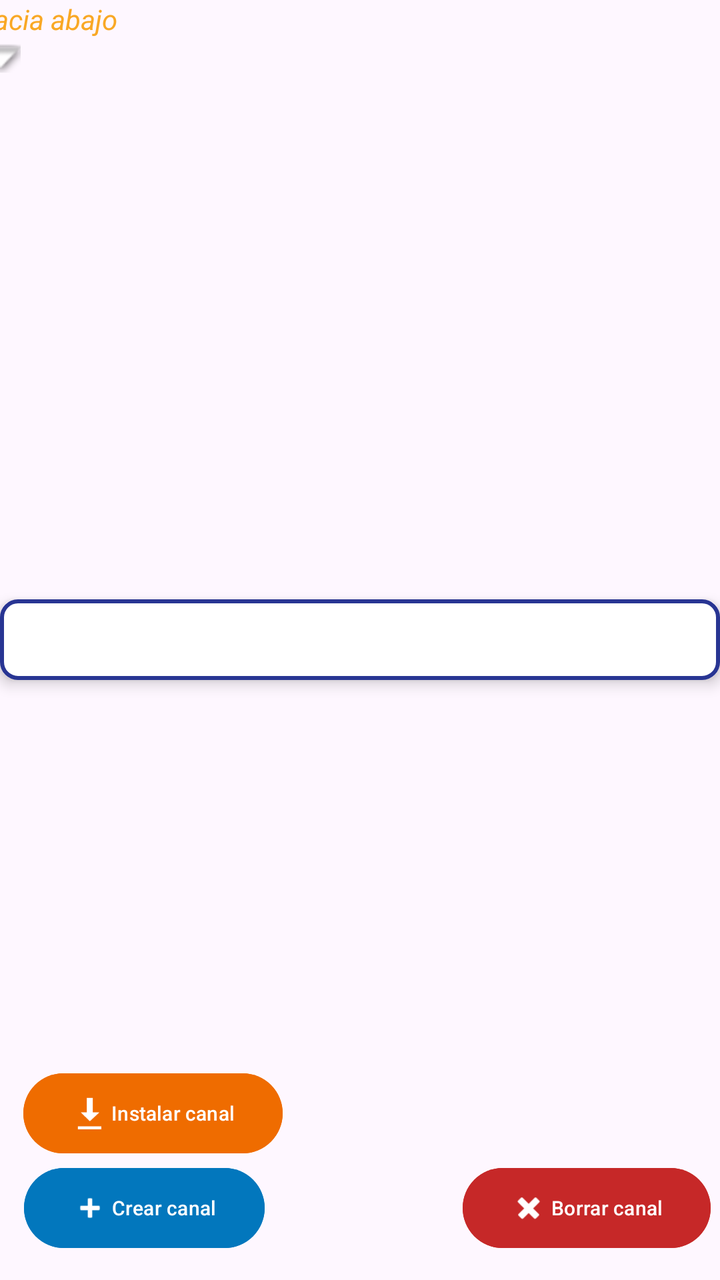
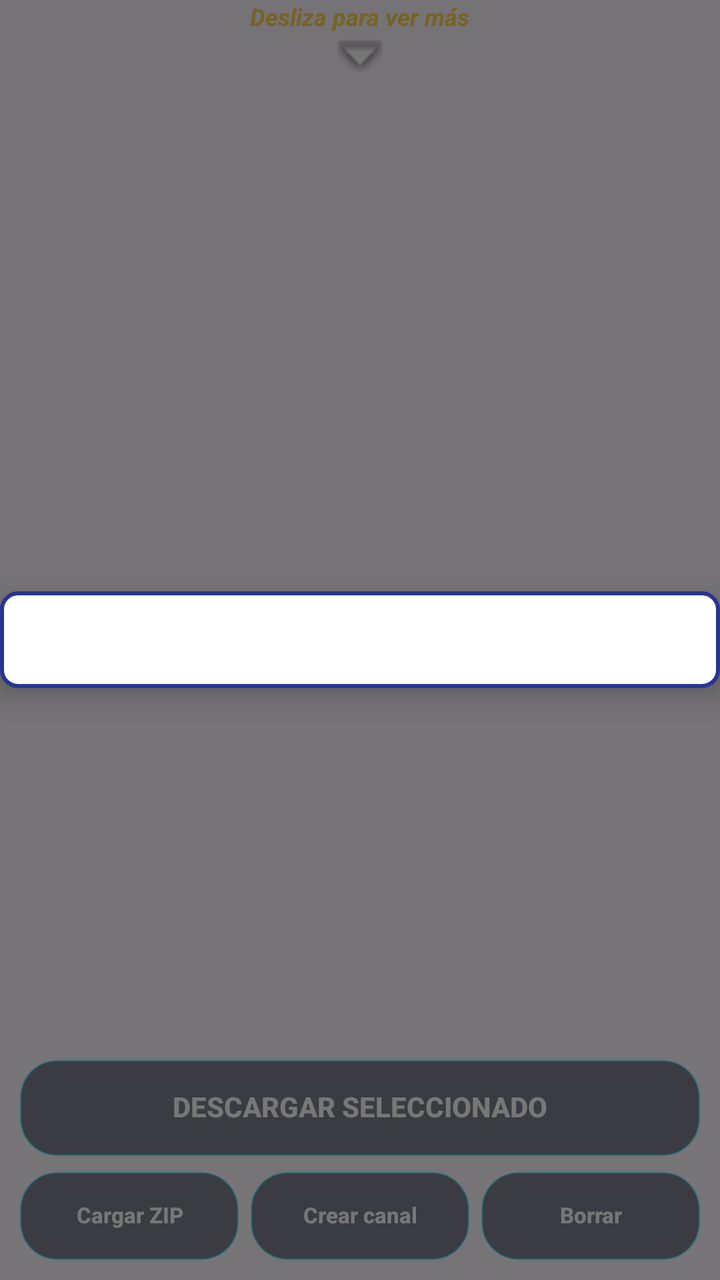

Before-and-after screenshots of an Android layout around one commit, followed by the original layout XML and the change that was made.
<!-- AndroidManifest.xml: application theme Theme.FingerDance -->
<!-- res/layout/options_canciones.xml -->
<?xml version="1.0" encoding="utf-8"?>
<androidx.constraintlayout.widget.ConstraintLayout xmlns:android="http://schemas.android.com/apk/res/android"
    xmlns:app="http://schemas.android.com/apk/res-auto"
    xmlns:tools="http://schemas.android.com/tools"
    android:id="@+id/layoutCanciones"
    android:layout_width="match_parent"
    android:layout_height="match_parent"
    app:layout_constraintEnd_toEndOf="parent"
    app:layout_constraintStart_toStartOf="parent"
    app:layout_constraintTop_toBottomOf="@+id/btnCanciones">

    <Button
        android:id="@+id/installChannel"
        android:layout_width="wrap_content"
        android:layout_height="wrap_content"
        android:backgroundTint="#EF6C00"
        android:text="Instalar canal"
        android:textSize="10dp"
        app:icon="@android:drawable/stat_sys_download"
        app:iconPadding="2dp"
        app:layout_constraintBottom_toBottomOf="parent"
        app:layout_constraintEnd_toEndOf="parent"
        app:layout_constraintHorizontal_bias="0.05"
        app:layout_constraintStart_toStartOf="parent"
        app:layout_constraintTop_toTopOf="parent"
        app:layout_constraintVertical_bias="0.90" />

    <Button
        android:id="@+id/createChannel"
        android:layout_width="wrap_content"
        android:layout_height="wrap_content"
        android:backgroundTint="#0277BD"
        android:text="Crear canal"
        android:textSize="10dp"
        app:icon="@android:drawable/ic_input_add"
        app:iconPadding="2dp"
        app:layout_constraintBottom_toBottomOf="parent"
        app:layout_constraintEnd_toEndOf="parent"
        app:layout_constraintHorizontal_bias="0.05"
        app:layout_constraintStart_toStartOf="parent"
        app:layout_constraintTop_toTopOf="parent"
        app:layout_constraintVertical_bias="0.98" />

    <Button
        android:id="@+id/deleteChannel"
        android:layout_width="wrap_content"
        android:layout_height="wrap_content"
        android:backgroundTint="#C62828"
        android:text="Borrar canal"
        android:textSize="10dp"
        app:icon="@android:drawable/ic_delete"
        app:iconPadding="2dp"
        app:layout_constraintBottom_toBottomOf="parent"
        app:layout_constraintEnd_toEndOf="parent"
        app:layout_constraintHorizontal_bias="0.98"
        app:layout_constraintStart_toStartOf="parent"
        app:layout_constraintTop_toTopOf="parent"
        app:layout_constraintVertical_bias="0.98" />

    <androidx.core.widget.NestedScrollView
        android:id="@+id/scrollChannels"
        android:layout_width="wrap_content"
        android:layout_height="wrap_content"
        android:fillViewport="true"
        android:scrollbars="vertical"
        app:layout_constraintStart_toStartOf="parent"
        app:layout_constraintTop_toTopOf="parent" />

    <TextView
        android:id="@+id/txSlide"
        android:layout_width="wrap_content"
        android:layout_height="wrap_content"
        android:layout_marginBottom="12dp"
        android:text="Desliza hacia abajo"
        android:textColor="#F9A825"
        android:textStyle="italic"
        app:layout_constraintEnd_toEndOf="@+id/scrollChannels"
        app:layout_constraintStart_toStartOf="@+id/scrollChannels"
        app:layout_constraintTop_toBottomOf="@+id/scrollChannels" />

    <ImageView
        android:id="@+id/arrowIndicator"
        android:layout_width="20dp"
        android:layout_height="20dp"
        android:layout_gravity="center_horizontal"
        android:alpha="0.9"
        android:visibility="visible"
        app:layout_constraintEnd_toEndOf="@+id/scrollChannels"
        app:layout_constraintStart_toStartOf="@+id/scrollChannels"
        app:layout_constraintTop_toBottomOf="@+id/txSlide"
        app:srcCompat="@android:drawable/arrow_down_float" />

    <Button
        android:id="@+id/download_button_channel"
        android:layout_width="wrap_content"
        android:layout_height="wrap_content"
        android:text="Descargar"
        app:layout_constraintBottom_toBottomOf="parent"
        app:layout_constraintEnd_toEndOf="parent"
        app:layout_constraintStart_toStartOf="parent"
        app:layout_constraintTop_toBottomOf="@+id/scrollChannels" />

    <LinearLayout
        android:id="@+id/linearTextProgressChannel"
        android:layout_width="match_parent"
        android:layout_height="match_parent"
        android:gravity="center"
        android:orientation="vertical"
        app:layout_constraintBottom_toBottomOf="parent"
        app:layout_constraintEnd_toEndOf="parent"
        app:layout_constraintStart_toStartOf="parent"
        app:layout_constraintTop_toTopOf="parent">

        <TextView
            android:id="@+id/textViewDownloadChannel"
            android:layout_width="match_parent"
            android:layout_height="wrap_content"
            android:background="@drawable/progress_background"
            android:elevation="4dp"
            android:fontFamily="sans-serif-medium"
            android:gravity="center"
            android:padding="8dp"
            android:textColor="@color/texto_textview_vibrante"
            android:textSize="18sp"
            android:textStyle="bold"
            app:layout_constraintBottom_toBottomOf="parent"
            app:layout_constraintEnd_toEndOf="parent"
            app:layout_constraintStart_toStartOf="parent"
            app:layout_constraintTop_toTopOf="parent" />

    </LinearLayout>

</androidx.constraintlayout.widget.ConstraintLayout>
<!-- resources referenced by this layout -->
<resources>
  <color name="texto_textview_vibrante">#000000</color>
  <!-- drawable progress_background (drawable) -->
  <layer-list xmlns:android="http://schemas.android.com/apk/res/android">
      <item>
          <shape android:shape="rectangle">
              <solid android:color="@color/fondo_textview_vibrante" />
              <stroke
                  android:width="2dp"
                  android:color="@color/fondo_textview_elegante" />
              <corners android:radius="8dp" />
          </shape>
      </item>
  
      <item android:id="@+id/progress">
          <clip>
              <shape android:shape="rectangle">
                  <solid android:color="@color/progreso_textview_vibrante" />
                  <corners android:radius="8dp" />
              </shape>
          </clip>
      </item>
  </layer-list>
  <style name="Theme.FingerDance" parent="Theme.Material3.DayNight.NoActionBar">
          
          <item name="colorPrimary">@color/purple_500</item>
          <item name="colorPrimaryVariant">@color/purple_700</item>
          <item name="colorOnPrimary">@color/white</item>
          
          <item name="colorSecondary">@color/teal_200</item>
          <item name="colorSecondaryVariant">@color/teal_700</item>
          <item name="colorOnSecondary">@color/black</item>
          
          <item name="android:statusBarColor">?attr/colorPrimaryVariant</item>
          
      </style>
  <color name="fondo_textview_vibrante">#FFFFFF</color>
  <color name="fondo_textview_elegante">#283593</color>
  <color name="progreso_textview_vibrante">#2196F3</color>
  <color name="purple_500">#FF6200EE</color>
  <color name="purple_700">#FF3700B3</color>
  <color name="white">#FFFFFFFF</color>
  <color name="teal_200">#FF03DAC5</color>
  <color name="teal_700">#FF018786</color>
  <color name="black">#FF000000</color>
</resources>

<!-- the commit's change to res/layout/options_canciones.xml (unified diff, before → after) -->
@@ -1,88 +1,38 @@
 <?xml version="1.0" encoding="utf-8"?>
 <androidx.constraintlayout.widget.ConstraintLayout xmlns:android="http://schemas.android.com/apk/res/android"
     xmlns:app="http://schemas.android.com/apk/res-auto"
-    xmlns:tools="http://schemas.android.com/tools"
     android:id="@+id/layoutCanciones"
     android:layout_width="match_parent"
-    android:layout_height="match_parent"
-    app:layout_constraintEnd_toEndOf="parent"
-    app:layout_constraintStart_toStartOf="parent"
-    app:layout_constraintTop_toBottomOf="@+id/btnCanciones">
-
-    <Button
-        android:id="@+id/installChannel"
-        android:layout_width="wrap_content"
-        android:layout_height="wrap_content"
-        android:backgroundTint="#EF6C00"
-        android:text="Instalar canal"
-        android:textSize="10dp"
-        app:icon="@android:drawable/stat_sys_download"
-        app:iconPadding="2dp"
-        app:layout_constraintBottom_toBottomOf="parent"
-        app:layout_constraintEnd_toEndOf="parent"
-        app:layout_constraintHorizontal_bias="0.05"
-        app:layout_constraintStart_toStartOf="parent"
-        app:layout_constraintTop_toTopOf="parent"
-        app:layout_constraintVertical_bias="0.90" />
-
-    <Button
-        android:id="@+id/createChannel"
-        android:layout_width="wrap_content"
-        android:layout_height="wrap_content"
-        android:backgroundTint="#0277BD"
-        android:text="Crear canal"
-        android:textSize="10dp"
-        app:icon="@android:drawable/ic_input_add"
-        app:iconPadding="2dp"
-        app:layout_constraintBottom_toBottomOf="parent"
-        app:layout_constraintEnd_toEndOf="parent"
-        app:layout_constraintHorizontal_bias="0.05"
-        app:layout_constraintStart_toStartOf="parent"
-        app:layout_constraintTop_toTopOf="parent"
-        app:layout_constraintVertical_bias="0.98" />
-
-    <Button
-        android:id="@+id/deleteChannel"
-        android:layout_width="wrap_content"
-        android:layout_height="wrap_content"
-        android:backgroundTint="#C62828"
-        android:text="Borrar canal"
-        android:textSize="10dp"
-        app:icon="@android:drawable/ic_delete"
-        app:iconPadding="2dp"
-        app:layout_constraintBottom_toBottomOf="parent"
-        app:layout_constraintEnd_toEndOf="parent"
-        app:layout_constraintHorizontal_bias="0.98"
-        app:layout_constraintStart_toStartOf="parent"
-        app:layout_constraintTop_toTopOf="parent"
-        app:layout_constraintVertical_bias="0.98" />
+    android:layout_height="match_parent">
 
     <androidx.core.widget.NestedScrollView
         android:id="@+id/scrollChannels"
-        android:layout_width="wrap_content"
-        android:layout_height="wrap_content"
+        android:layout_width="0dp"
+        android:layout_height="0dp"
+        android:clipToPadding="false"
         android:fillViewport="true"
+        android:padding="10dp"
         android:scrollbars="vertical"
+        app:layout_constraintEnd_toEndOf="parent"
         app:layout_constraintStart_toStartOf="parent"
-        app:layout_constraintTop_toTopOf="parent" />
+        app:layout_constraintTop_toTopOf="@+id/linearTextProgressChannel" />
 
     <TextView
         android:id="@+id/txSlide"
         android:layout_width="wrap_content"
         android:layout_height="wrap_content"
-        android:layout_marginBottom="12dp"
-        android:text="Desliza hacia abajo"
-        android:textColor="#F9A825"
-        android:textStyle="italic"
+        android:text="Desliza para ver más"
+        android:textColor="#FFD54F"
+        android:textSize="12sp"
+        android:textStyle="bold|italic"
         app:layout_constraintEnd_toEndOf="@+id/scrollChannels"
         app:layout_constraintStart_toStartOf="@+id/scrollChannels"
         app:layout_constraintTop_toBottomOf="@+id/scrollChannels" />
 
     <ImageView
         android:id="@+id/arrowIndicator"
-        android:layout_width="20dp"
-        android:layout_height="20dp"
-        android:layout_gravity="center_horizontal"
+        android:layout_width="22dp"
+        android:layout_height="22dp"
         android:alpha="0.9"
         android:visibility="visible"
         app:layout_constraintEnd_toEndOf="@+id/scrollChannels"
@@ -90,20 +40,104 @@
         app:layout_constraintTop_toBottomOf="@+id/txSlide"
         app:srcCompat="@android:drawable/arrow_down_float" />
 
-    <Button
-        android:id="@+id/download_button_channel"
-        android:layout_width="wrap_content"
+    <LinearLayout
+        android:id="@+id/songActionsPanel"
+        android:layout_width="0dp"
         android:layout_height="wrap_content"
-        android:text="Descargar"
+        android:layout_marginTop="8dp"
+        android:background="@drawable/fd_panel_light"
+        android:orientation="vertical"
+        android:padding="10dp"
         app:layout_constraintBottom_toBottomOf="parent"
         app:layout_constraintEnd_toEndOf="parent"
-        app:layout_constraintStart_toStartOf="parent"
-        app:layout_constraintTop_toBottomOf="@+id/scrollChannels" />
+        app:layout_constraintStart_toStartOf="parent">
+
+        <androidx.appcompat.widget.AppCompatButton
+            android:id="@+id/download_button_channel"
+            android:layout_width="match_parent"
+            android:layout_height="48dp"
+            android:text="DESCARGAR SELECCIONADO"
+            android:textColor="#FFFFFF"
+            android:textSize="14dp"
+            android:textStyle="bold"
+            android:background="@drawable/fd_panel_glass"
+            android:backgroundTint="@null"
+            app:backgroundTint="@null"
+            android:stateListAnimator="@null"
+            android:minHeight="0dp"
+            android:minWidth="0dp"
+            android:includeFontPadding="false"
+            android:textAllCaps="false" />
+
+        <LinearLayout
+            android:layout_width="match_parent"
+            android:layout_height="wrap_content"
+            android:layout_marginTop="8dp"
+            android:orientation="horizontal">
+
+            <androidx.appcompat.widget.AppCompatButton
+                android:id="@+id/installChannel"
+                android:layout_width="0dp"
+                android:layout_height="44dp"
+                android:layout_marginEnd="6dp"
+                android:layout_weight="1"
+                android:text="Cargar ZIP"
+                android:textColor="#FFFFFF"
+                android:textSize="11dp"
+                android:textStyle="bold"
+                android:background="@drawable/fd_panel_glass"
+                android:backgroundTint="@null"
+                app:backgroundTint="@null"
+                android:stateListAnimator="@null"
+                android:minHeight="0dp"
+                android:minWidth="0dp"
+                android:includeFontPadding="false"
+                android:textAllCaps="false" />
+
+            <androidx.appcompat.widget.AppCompatButton
+                android:id="@+id/createChannel"
+                android:layout_width="0dp"
+                android:layout_height="44dp"
+                android:layout_marginEnd="6dp"
+                android:layout_weight="1"
+                android:text="Crear canal"
+                android:textColor="#FFFFFF"
+                android:textSize="11dp"
+                android:textStyle="bold"
+                android:background="@drawable/fd_panel_glass"
+                android:backgroundTint="@null"
+                app:backgroundTint="@null"
+                android:stateListAnimator="@null"
+                android:minHeight="0dp"
+                android:minWidth="0dp"
+                android:includeFontPadding="false"
+                android:textAllCaps="false" />
+
+            <androidx.appcompat.widget.AppCompatButton
+                android:id="@+id/deleteChannel"
+                android:layout_width="0dp"
+                android:layout_height="44dp"
+                android:layout_weight="1"
+                android:text="Borrar"
+                android:textColor="#FFFFFF"
+                android:textSize="11dp"
+                android:textStyle="bold"
+                android:background="@drawable/fd_panel_glass"
+                android:backgroundTint="@null"
+                app:backgroundTint="@null"
+                android:stateListAnimator="@null"
+                android:minHeight="0dp"
+                android:minWidth="0dp"
+                android:includeFontPadding="false"
+                android:textAllCaps="false" />
+        </LinearLayout>
+    </LinearLayout>
 
     <LinearLayout
         android:id="@+id/linearTextProgressChannel"
-        android:layout_width="match_parent"
-        android:layout_height="match_parent"
+        android:layout_width="0dp"
+        android:layout_height="0dp"
+        android:background="#88000000"
         android:gravity="center"
         android:orientation="vertical"
         app:layout_constraintBottom_toBottomOf="parent"
@@ -116,18 +150,11 @@
             android:layout_width="match_parent"
             android:layout_height="wrap_content"
             android:background="@drawable/progress_background"
-            android:elevation="4dp"
-            android:fontFamily="sans-serif-medium"
+            android:elevation="8dp"
             android:gravity="center"
-            android:padding="8dp"
+            android:padding="12dp"
             android:textColor="@color/texto_textview_vibrante"
             android:textSize="18sp"
-            android:textStyle="bold"
-            app:layout_constraintBottom_toBottomOf="parent"
-            app:layout_constraintEnd_toEndOf="parent"
-            app:layout_constraintStart_toStartOf="parent"
-            app:layout_constraintTop_toTopOf="parent" />
-
+            android:textStyle="bold" />
     </LinearLayout>
-
 </androidx.constraintlayout.widget.ConstraintLayout>
<!-- resource entries referenced after the edit -->
@@ -1,6 +1,37 @@
 <!-- resources referenced by this layout -->
 <resources>
   <color name="texto_textview_vibrante">#000000</color>
+  <!-- drawable fd_panel_glass (drawable) -->
+  <?xml version="1.0" encoding="utf-8"?>
+  <shape
+      xmlns:android="http://schemas.android.com/apk/res/android">
+      <solid
+          android:color="#8810162A"/>
+          <stroke
+              android:width="1dp"
+              android:color="#6600E5FF"/>
+          <corners
+              android:radius="18dp"/>
+          <padding
+              android:left="8dp"
+              android:top="8dp"
+              android:right="8dp"
+              android:bottom="8dp"/>
+  </shape>
+  <!-- drawable fd_panel_light (drawable) -->
+  <?xml version="1.0" encoding="utf-8"?>
+  <shape xmlns:android="http://schemas.android.com/apk/res/android">
+      <solid android:color="#40FFFFFF" />
+      <stroke
+          android:width="1.5dp"
+          android:color="#99FFFFFF" />
+      <corners android:radius="18dp" />
+      <padding
+          android:left="8dp"
+          android:top="8dp"
+          android:right="8dp"
+          android:bottom="8dp" />
+  </shape>
   <!-- drawable progress_background (drawable) -->
   <layer-list xmlns:android="http://schemas.android.com/apk/res/android">
       <item>
